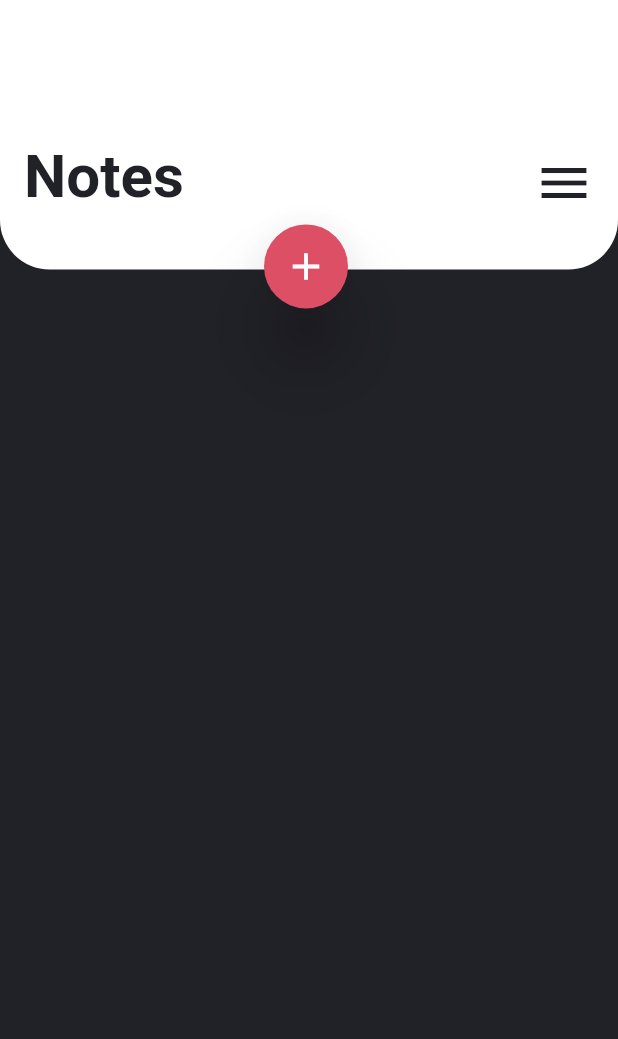
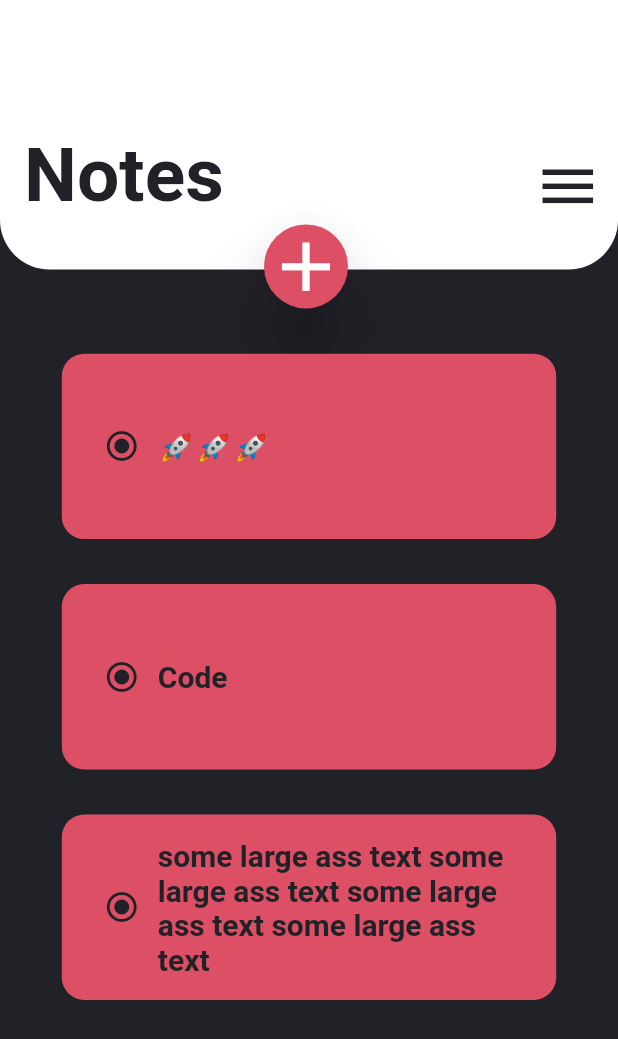
Before and after one commit to bug-author/iproductive-flutter, a Flutter app: the screen it shows after launch, on a phone screen of 412 x 824 dp. Shown: the top 1039 px of the screen. Run offline on Flutter 3.47's test engine with Material 2 defaults, Android fonts, the phone set to English and light mode, and no system bars.

Commit message:
add hard-coded cards

```diff
--- a/lib/pages/home/components/home_page_body.dart
+++ /dev/null
@@ -1,77 +0,0 @@
-import 'package:flutter/material.dart';
-import 'package:iproductive/constants.dart';
-
-class HomePageBody extends StatelessWidget {
-  const HomePageBody({Key? key}) : super(key: key);
-
-  @override
-  Widget build(BuildContext context) {
-    // get total height and width of screen
-    Size size = MediaQuery.of(context).size;
-
-    return Column(
-      children: [
-        Stack(
-          clipBehavior: Clip.none,
-          children: <Widget>[
-            Container(
-              height: size.height * .15,
-              decoration: const BoxDecoration(
-                color: whiteClr,
-                borderRadius: BorderRadius.only(
-                  bottomLeft: Radius.circular(33),
-                  bottomRight: Radius.circular(33),
-                ),
-              ),
-              child: Padding(
-                padding: const EdgeInsets.all(16.0),
-                child: Row(
-                  mainAxisAlignment: MainAxisAlignment.spaceBetween,
-                  children: [
-                    const Text(
-                      "Notes",
-                      style: TextStyle(
-                        fontWeight: FontWeight.bold,
-                        fontSize: 40,
-                        color: greyClr,
-                      ),
-                    ),
-                    IconButton(
-                      onPressed: () {
-                        debugPrint("HELLO");
-                      },
-                      icon: const Icon(
-                        Icons.menu,
-                        size: 40,
-                        color: greyClr,
-                      ),
-                    )
-                  ],
-                ),
-              ),
-            ),
-            Positioned(
-              // 30 is somehow a magical number here that makes the button
-              // align right were i want
-              // todo test on other phone sizes
-              // ? works on a smaller phone, not sure if itll work on even smaller ones
-              top: (size.height * 0.15) - 30,
-              left: ((size.width) / 2) - 30,
-              child: FloatingActionButton(
-                onPressed: () {
-                  debugPrint("Pressed");
-                },
-                backgroundColor: darkRedClr,
-                elevation: 20,
-                child: const Icon(
-                  Icons.add,
-                  size: 30,
-                ),
-              ),
-            )
-          ],
-        ),
-      ],
-    );
-  }
-}
--- a/lib/pages/home/home_page.dart
+++ b/lib/pages/home/home_page.dart
@@ -1,7 +1,7 @@
 import 'package:flutter/material.dart';
 import 'package:iproductive/constants.dart';
 
-import 'components/home_page_body.dart';
+import 'widgets/home_page_body.dart';
 
 class HomePage extends StatelessWidget {
   const HomePage({Key? key}) : super(key: key);
--- /dev/null
+++ b/lib/pages/home/widgets/home_page_body.dart
@@ -0,0 +1,27 @@
+import 'package:flutter/material.dart';
+import 'package:iproductive/pages/home/widgets/note_card.dart';
+import 'package:iproductive/pages/home/widgets/top_bar.dart';
+
+class HomePageBody extends StatelessWidget {
+  const HomePageBody({Key? key}) : super(key: key);
+
+  @override
+  Widget build(BuildContext context) {
+    // get total height and width of screen
+    Size size = MediaQuery.of(context).size;
+
+    return Column(
+      children: [
+        const TopBar(),
+        SizedBox(
+          height: size.height * 0.05,
+        ),
+        const NoteCard(note: "🚀🚀🚀"),
+        const NoteCard(note: "Code"),
+        const NoteCard(
+            note:
+                "some large ass text some large ass text some large ass text some large ass text"),
+      ],
+    );
+  }
+}
--- /dev/null
+++ b/lib/pages/home/widgets/note_card.dart
@@ -0,0 +1,50 @@
+import 'package:flutter/material.dart';
+import '../../../constants.dart';
+
+class NoteCard extends StatelessWidget {
+  final String note;
+  const NoteCard({
+    Key? key,
+    required this.note,
+  }) : super(key: key);
+
+  @override
+  Widget build(BuildContext context) {
+    Size size = MediaQuery.of(context).size;
+    return Container(
+      margin: const EdgeInsets.symmetric(vertical: 15),
+      padding: const EdgeInsets.all(16),
+      width: size.width * .8,
+      height: size.height * 0.15,
+      decoration: BoxDecoration(
+        color: darkRedClr,
+        borderRadius: BorderRadius.circular(15),
+      ),
+      child: Row(
+        children: [
+          IconButton(
+            onPressed: () {
+              debugPrint("pressed");
+            },
+            icon: const Icon(
+              Icons.radio_button_checked_outlined,
+              color: greyClr,
+            ),
+          ),
+          Flexible(
+            // love you hogaya ji
+            // https://stackoverflow.com/questions/51930754/flutter-wrapping-text
+            child: Text(
+              note,
+              style: const TextStyle(
+                fontSize: 20,
+                fontWeight: FontWeight.bold,
+                color: greyClr,
+              ),
+            ),
+          ),
+        ],
+      ),
+    );
+  }
+}
--- /dev/null
+++ b/lib/pages/home/widgets/top_bar.dart
@@ -0,0 +1,75 @@
+import 'package:flutter/material.dart';
+
+import '../../../constants.dart';
+
+class TopBar extends StatelessWidget {
+  const TopBar({
+    Key? key,
+  }) : super(key: key);
+
+  @override
+  Widget build(BuildContext context) {
+    Size size = MediaQuery.of(context).size;
+    return Stack(
+      clipBehavior: Clip.none,
+      children: <Widget>[
+        Container(
+          height: size.height * .15,
+          decoration: const BoxDecoration(
+            color: whiteClr,
+            borderRadius: BorderRadius.only(
+              bottomLeft: Radius.circular(33),
+              bottomRight: Radius.circular(33),
+            ),
+          ),
+          child: Padding(
+            padding: const EdgeInsets.all(16.0),
+            child: Row(
+              mainAxisAlignment: MainAxisAlignment.spaceBetween,
+              children: [
+                const Text(
+                  "Notes",
+                  style: TextStyle(
+                    fontWeight: FontWeight.bold,
+                    fontSize: 50,
+                    color: greyClr,
+                  ),
+                ),
+                IconButton(
+                  onPressed: () {
+                    debugPrint("HELLO");
+                  },
+                  icon: const Icon(
+                    Icons.menu,
+                    size: 45,
+                    color: greyClr,
+                  ),
+                )
+              ],
+            ),
+          ),
+        ),
+        Positioned(
+          // 30 is somehow a magical number here that makes the button
+          // align right were i want
+          // todo test on other phone sizes
+          // ? works on a smaller phone, not sure if itll work on even smaller ones
+          top: (size.height * 0.15) - 30,
+          left: ((size.width) / 2) - 30,
+          child: FloatingActionButton(
+            onPressed: () {
+              debugPrint("Pressed");
+            },
+            backgroundColor: darkRedClr,
+            elevation: 20,
+            child: const Icon(
+              Icons.add,
+              size: 55,
+              color: Colors.white,
+            ),
+          ),
+        )
+      ],
+    );
+  }
+}
```
